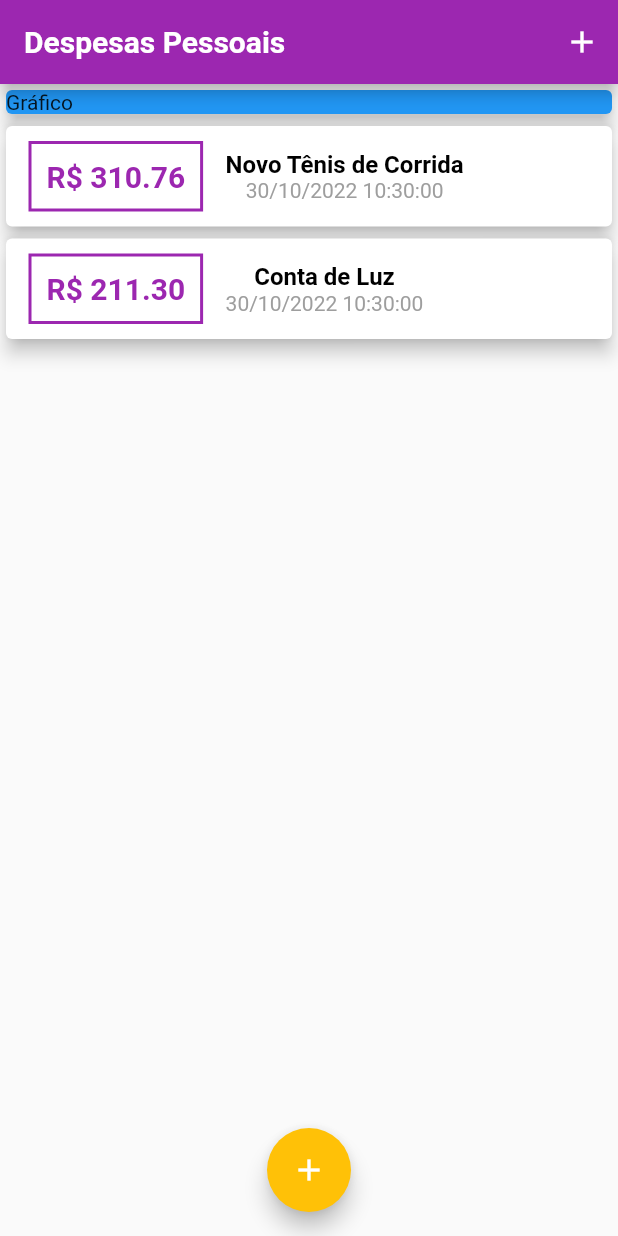
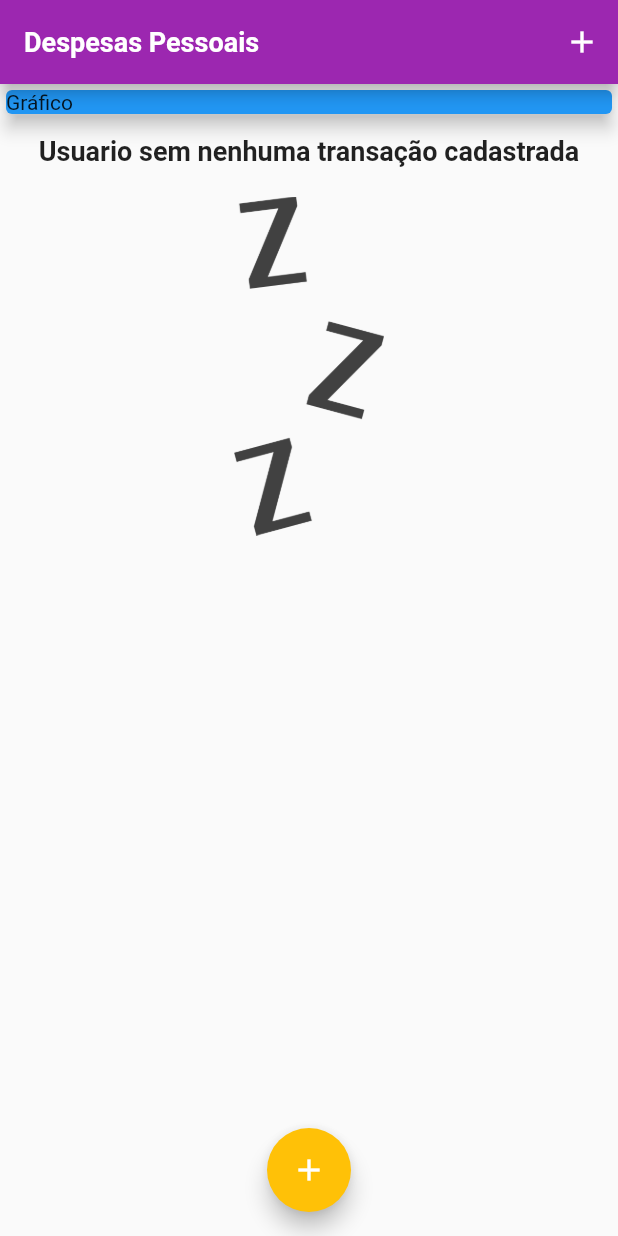
Before and after one commit to Rennansb/lista_de_despesas_app, a Flutter app: the screen it shows after launch, on a phone screen of 412 x 824 dp. Run offline on Flutter 3.47's test engine with Material 2 defaults, Android fonts, the phone set to English and light mode, and no system bars; Roboto replaces fonts that are missing (OpenSans).

Commit message:
add_image_list

```diff
--- a/lib/componets/transaction_list.dart
+++ b/lib/componets/transaction_list.dart
@@ -15,7 +15,21 @@ class TransactionList extends StatelessWidget {
   Widget build(BuildContext context) {
     return  SizedBox(
       height: 300,
-      child: ListView.builder(
+      child:transactions.isEmpty ? Column(
+       children:  [
+       const SizedBox(height: 10,),
+        const Text('Usuario sem nenhuma transação cadastrada',
+         style: TextStyle(fontSize: 18, fontWeight: FontWeight.bold),
+        ),
+       const  SizedBox(height: 20,),
+        SizedBox(
+          width: 100,
+          child: Image.asset('assets/images/waiting.png',
+          fit: BoxFit.cover,),
+        ),
+       ],
+
+      ): ListView.builder(
         itemCount: transactions.length,
         itemBuilder: (cxt, index){
           final tr = transactions[index];
@@ -24,7 +38,7 @@ return Card(
                   child: Row(
                     children: [
                       Container(
-                        margin:  EdgeInsets.symmetric(
+                        margin: const EdgeInsets.symmetric(
                           horizontal: 15,
                           vertical: 10
                         ),
@@ -34,7 +48,7 @@ return Card(
                             width: 2
                           )
                         ),
-                        padding: EdgeInsets.all(10),
+                        padding:const EdgeInsets.all(10),
                         child: Text("R\$ ${tr.value!.toStringAsFixed(2)}", style:  TextStyle(
                           fontSize: 20,
                           fontWeight: FontWeight.bold,
@@ -44,14 +58,14 @@ return Card(
                       Column(
 
                         children: [
-                        Text(tr.title.toString(), style:  TextStyle(
+                        Text(tr.title.toString(), style: const TextStyle(
                           fontSize: 16,
                           fontWeight: FontWeight.bold,
                           color: Colors.black
                         ),),
                         Text(
                         DateFormat('dd/MM/yyyy HH:mm:ss').format(tr.date!),
-                          style:  TextStyle(
+                          style: const TextStyle(
 
 
                           color: Colors.grey
--- a/lib/main.dart
+++ b/lib/main.dart
@@ -30,19 +30,18 @@ class _ExpansesAppState extends State<ExpansesApp> {
         ),
         textTheme: tema.textTheme.copyWith(
           headline6:const TextStyle(
-            fontFamily: 'OpenSans',
+            fontFamily: 'Roboto',
             fontSize: 18,
             fontWeight: FontWeight.bold,
-            color: Colors.black,
+            color: Color.fromARGB(255, 255, 255, 255),
           ),
         ),
         appBarTheme: const AppBarTheme(
           titleTextStyle: TextStyle(
-            fontFamily: 'OpenSans',
+            fontFamily: 'Roboto',
             fontSize: 20,
-            fontWeight: FontWeight.bold,
-          ),
-        ),
+            fontWeight: FontWeight.w500,
+          ), ),
       ),
       home:MyHomePage()
     );
@@ -56,8 +55,8 @@ class MyHomePage extends StatefulWidget {
 }
 
 class _MyHomePageState extends State<MyHomePage> {
- final _transactions = [
-    Transaction(
+ final List<Transaction> _transactions = [
+   /* Transaction(
       id: 't1',
       title: 'Novo Tênis de Corrida',
       value: 310.76,
@@ -68,7 +67,7 @@ class _MyHomePageState extends State<MyHomePage> {
       title: 'Conta de Luz',
       value: 211.30,
       date: DateTime.now(),
-    ),
+    ), */
 
   ];
 
@@ -96,6 +95,7 @@ builder: (ctx){
   Widget build(BuildContext context) {
     return Scaffold(
       appBar: AppBar(title:const Text('Despesas Pessoais'),
+      titleTextStyle: Theme.of(context).textTheme.headline6,
       actions: [
         IconButton(onPressed: ()=> _openTransactionFormModal(context), icon: Icon(Icons.add))
       ],
```
Also changed, not shown: pubspec.yaml (+8 -6 lines), assets/fonts/LICENSE.txt (added), assets/fonts/Roboto-Black.ttf (added), assets/fonts/Roboto-BlackItalic.ttf (added), assets/fonts/Roboto-Bold.ttf (added), assets/fonts/Roboto-BoldItalic.ttf (added), assets/fonts/Roboto-Italic.ttf (added), assets/fonts/Roboto-Light.ttf (added), assets/fonts/Roboto-LightItalic.ttf (added), assets/fonts/Roboto-Medium.ttf (added), assets/fonts/Roboto-MediumItalic.ttf (added), assets/fonts/Roboto-Regular.ttf (added), assets/fonts/Roboto-Thin.ttf (added), assets/fonts/Roboto-ThinItalic.ttf (added), 1 more files.
